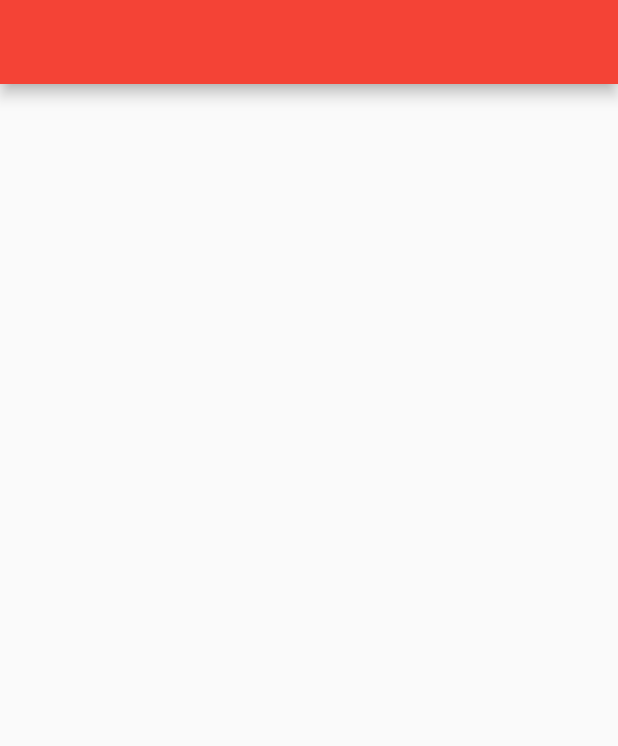
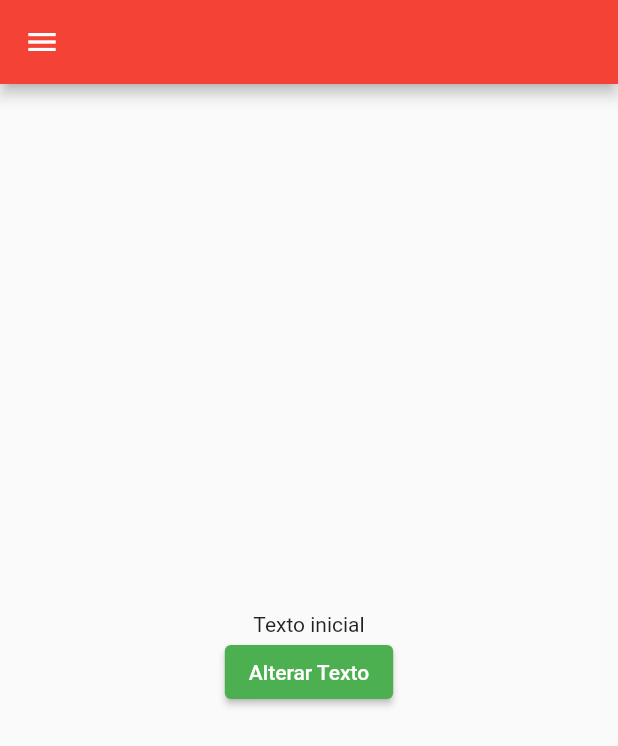
Before and after one commit to DiogoBarbosaSilvaSousa/academia_do_flutter, a Flutter app: the screen it shows after launch, on a phone screen of 412 x 824 dp. Shown: the top 746 px of the screen. Run offline on Flutter 3.47's test engine with Material 2 defaults, Android fonts, the phone set to English and light mode, and no system bars.

```diff
--- /dev/null
+++ b/introducao_flutter/lib/home_page.dart
@@ -0,0 +1,28 @@
+import 'package:flutter/material.dart';
+
+class HomePage extends StatelessWidget {
+  String texto = 'Texto inicial';
+
+  @override
+  Widget build(BuildContext context) {
+    return Scaffold(
+      appBar: AppBar(),
+      drawer: Drawer(),
+      body: Center(
+        child: Column(
+          mainAxisAlignment: MainAxisAlignment.center,
+          crossAxisAlignment: CrossAxisAlignment.center,
+          children: [
+            Text(texto),
+            ElevatedButton(
+              onPressed: () {
+                texto = 'Texto alterado';
+              },
+              child: Text('Alterar Texto'),
+            )
+          ],
+        ),
+      ),
+    );
+  }
+}
--- a/introducao_flutter/lib/main.dart
+++ b/introducao_flutter/lib/main.dart
@@ -1,4 +1,5 @@
 import 'package:flutter/material.dart';
+import 'package:introducao_flutter/home_page.dart';
 
 void main() {
   runApp(const MyApp());
@@ -18,7 +19,7 @@ class MyApp extends StatelessWidget {
         ),
         primarySwatch: Colors.green,
       ),
-      home: Scaffold(appBar: AppBar()),
+      home: HomePage(),
     );
   }
 }
```
